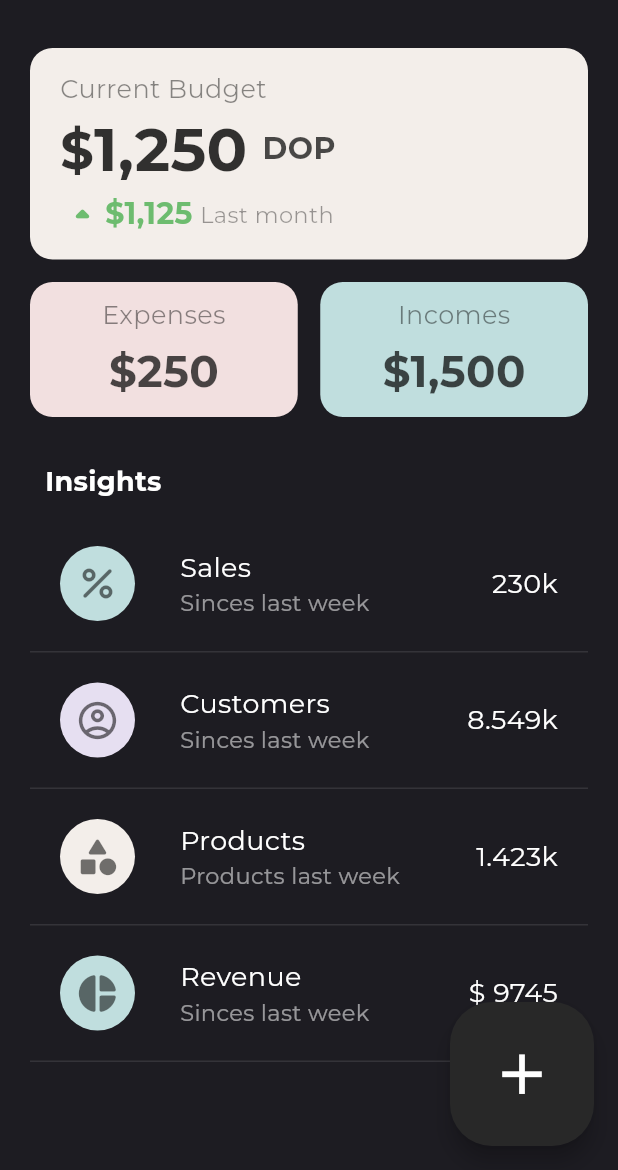
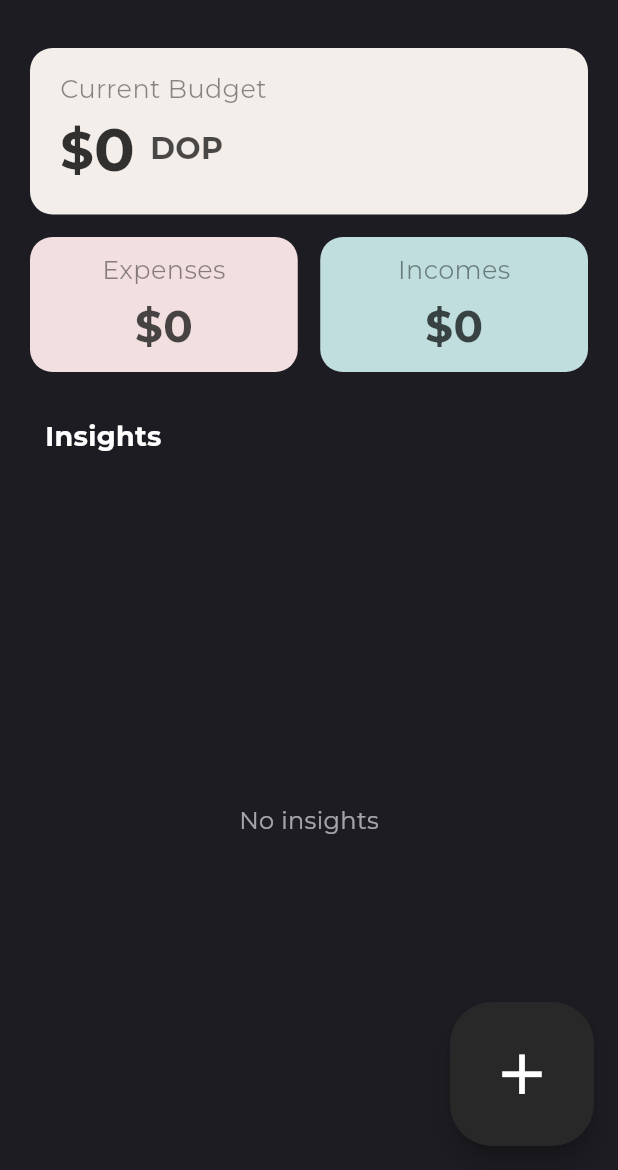
Before and after one commit to Justinthxd/essential, a Flutter app: the screen it shows after launch, on a phone screen of 412 x 824 dp, the part 66-1236 px from its top. Run offline on Flutter 3.47's test engine with Material 2 defaults, Android fonts, the light colour scheme and no system bars; our stand-ins replace flutter_form_builder, go_router; project files that could hold a hidden picture were left out.

Commit message:
before bloc

```diff
--- a/lib/core/utils/keys.dart
+++ b/lib/core/utils/keys.dart
@@ -11,6 +11,7 @@ class CurrencyKeys {
 class InsightsOptionsKeys {
   static const String expenses = 'expenses';
   static const String incomes = 'incomes';
+  static const String savings = 'savings';
 }
 
 class InsightsFormKeys {
--- a/lib/design/pages/home.dart
+++ b/lib/design/pages/home.dart
@@ -1,12 +1,10 @@
 import 'package:essential/core/utils/constants.dart';
-import 'package:essential/design/widgets/add_dialog.dart';
+import 'package:essential/core/utils/keys.dart';
 import 'package:essential/design/widgets/current_budget.dart';
 import 'package:essential/design/widgets/expenses_widget.dart';
 import 'package:essential/design/widgets/incomes_widget.dart';
 import 'package:flutter/material.dart';
-import 'package:go_router/go_router.dart';
-
-import '../widgets/folder_item.dart';
+import 'package:flutter_form_builder/flutter_form_builder.dart';
 
 class Home extends StatefulWidget {
   const Home({super.key});
@@ -16,6 +14,11 @@ class Home extends StatefulWidget {
 }
 
 class _HomeState extends State<Home> {
+  PageController pageController = PageController(initialPage: 0);
+  final _formKey = GlobalKey<FormBuilderState>();
+
+  String currentValue = InsightsOptionsKeys.incomes;
+
   @override
   Widget build(BuildContext context) {
     final size = MediaQuery.of(context).size;
@@ -34,7 +37,7 @@ class _HomeState extends State<Home> {
         actions: [
           IconButton(
             onPressed: () {
-              context.pushNamed('/charts');
+              // context.pushNamed('/charts');
             },
             icon: const Icon(
               Icons.bar_chart_rounded,
@@ -52,7 +55,10 @@ class _HomeState extends State<Home> {
       ),
       body: SizedBox(
         height: size.height,
-        child: Column(
+        child: PageView(
+          controller: pageController,
+          children: [
+            Column(
               children: [
                 const SizedBox(height: 20),
                 const CurrentBudget(),
@@ -81,37 +87,51 @@ class _HomeState extends State<Home> {
                   ),
                 ),
                 const SizedBox(height: 10),
-            Expanded(
-              child: ListView(
-                children: const [
-                  FolderItem(
-                    icon: Icons.percent_rounded,
-                    name: 'Sales',
-                    description: 'Sinces last week',
-                    money: '230k',
-                    colorContainer: greenColor,
+                const Expanded(
+                  child: Center(
+                    child: Text(
+                      'No insights',
+                      style: TextStyle(
+                        color: Colors.white60,
+                        fontSize: 16,
                       ),
-                  FolderItem(
-                    icon: Icons.account_circle_outlined,
-                    name: 'Customers',
-                    description: 'Sinces last week',
-                    money: '8.549k',
-                    colorContainer: purpleColor,
                     ),
-                  FolderItem(
-                    icon: Icons.category_rounded,
-                    name: 'Products',
-                    description: 'Products last week',
-                    money: '1.423k',
-                    colorContainer: cakeColor,
                   ),
-                  FolderItem(
-                    icon: Icons.pie_chart_rounded,
-                    name: 'Revenue',
-                    description: 'Sinces last week',
-                    money: '\$ 9745',
-                    colorContainer: greenColor,
                 ),
+              ],
+            ),
+            Container(
+              padding: const EdgeInsets.all(17),
+              child: Column(
+                mainAxisSize: MainAxisSize.min,
+                children: [
+                  Container(
+                    height: 60,
+                    padding: const EdgeInsets.all(5),
+                    decoration: BoxDecoration(
+                      color: Colors.white.withOpacity(0.03),
+                      borderRadius: BorderRadius.circular(10),
+                    ),
+                    child: Row(
+                      children: [
+                        _savingsOption(),
+                        const SizedBox(width: 5),
+                        _option(
+                          'Expenses',
+                          const Color.fromARGB(255, 233, 176, 172),
+                          InsightsOptionsKeys.expenses,
+                        ),
+                        const SizedBox(width: 5),
+                        _option(
+                          'Incomes',
+                          const Color.fromARGB(255, 180, 224, 182),
+                          InsightsOptionsKeys.incomes,
+                        ),
+                      ],
+                    ),
+                  ),
+                  const SizedBox(height: 15),
+                  _insightsForm(),
                 ],
               ),
             ),
@@ -120,7 +140,14 @@ class _HomeState extends State<Home> {
       ),
       floatingActionButton: FloatingActionButton.large(
         backgroundColor: const Color.fromARGB(255, 40, 40, 40),
-        onPressed: () => showAddDialog(context),
+        onPressed: () {
+          pageController.animateToPage(
+            1,
+            duration: const Duration(milliseconds: 500),
+            curve: Curves.ease,
+          );
+          _formKey.currentState?.saveAndValidate();
+        },
         child: const Icon(
           Icons.add,
           size: 45,
@@ -129,4 +156,140 @@ class _HomeState extends State<Home> {
       ),
     );
   }
+
+  _savingsOption() {
+    bool isActive = false;
+    Color color = const Color.fromARGB(255, 233, 226, 172);
+
+    if (currentValue == InsightsOptionsKeys.savings) {
+      isActive = true;
     }
+
+    return GestureDetector(
+      onTap: () {
+        currentValue = InsightsOptionsKeys.savings;
+        setState(() {});
+      },
+      child: AnimatedContainer(
+        duration: const Duration(milliseconds: 300),
+        alignment: Alignment.center,
+        padding: const EdgeInsets.symmetric(horizontal: 20),
+        decoration: BoxDecoration(
+          color: isActive ? color : Colors.transparent,
+          borderRadius: BorderRadius.circular(10),
+        ),
+        child: Icon(
+          Icons.savings,
+          color: isActive ? Colors.black.withOpacity(0.8) : color,
+        ),
+      ),
+    );
+  }
+
+  _option(String title, Color color, String key) {
+    bool isActive = false;
+
+    if (currentValue == key) {
+      isActive = true;
+    }
+
+    return Expanded(
+      child: GestureDetector(
+        onTap: () {
+          currentValue = key;
+          setState(() {});
+        },
+        child: AnimatedContainer(
+          duration: const Duration(milliseconds: 300),
+          alignment: Alignment.center,
+          padding: const EdgeInsets.symmetric(horizontal: 5),
+          decoration: BoxDecoration(
+            color: isActive ? color : Colors.transparent,
+            borderRadius: BorderRadius.circular(10),
+          ),
+          child: FittedBox(
+            fit: BoxFit.fitWidth,
+            child: Text(
+              title,
+              style: TextStyle(
+                fontSize: 17,
+                color: isActive ? Colors.black : color,
+              ),
+            ),
+          ),
+        ),
+      ),
+    );
+  }
+
+  _insightsForm() {
+    return FormBuilder(
+      key: _formKey,
+      child: Column(
+        children: [
+          Container(
+            padding: const EdgeInsets.symmetric(horizontal: 15, vertical: 5),
+            decoration: BoxDecoration(
+              color: Colors.white.withOpacity(0.03),
+              borderRadius: BorderRadius.circular(10),
+            ),
+            child: FormBuilderTextField(
+              name: InsightsFormKeys.amount,
+              keyboardType: TextInputType.number,
+              style: const TextStyle(
+                color: Colors.white,
+                fontSize: 18,
+              ),
+              decoration: const InputDecoration(
+                hintText: 'Amount',
+                hintStyle: TextStyle(
+                  color: Colors.white60,
+                ),
+                errorStyle: TextStyle(
+                  color: Colors.red,
+                ),
+                border: InputBorder.none,
+              ),
+              onTapOutside: (event) {},
+              autovalidateMode: AutovalidateMode.onUserInteraction,
+              validator: (value) {
+                if (value == null || value.isEmpty) {
+                  return 'Please enter amount';
+                }
+                return null;
+              },
+            ),
+          ),
+          const SizedBox(height: 15),
+          Container(
+            padding: const EdgeInsets.symmetric(horizontal: 15, vertical: 5),
+            decoration: BoxDecoration(
+              color: Colors.white.withOpacity(0.03),
+              borderRadius: BorderRadius.circular(10),
+            ),
+            child: FormBuilderTextField(
+              name: InsightsFormKeys.description,
+              textCapitalization: TextCapitalization.sentences,
+              style: const TextStyle(
+                color: Colors.white,
+                fontSize: 18,
+              ),
+              maxLines: 5,
+              decoration: const InputDecoration(
+                hintText: 'Description',
+                hintStyle: TextStyle(
+                  color: Colors.white60,
+                ),
+                errorStyle: TextStyle(
+                  color: Colors.red,
+                ),
+                border: InputBorder.none,
+              ),
+              onTapOutside: (event) {},
+            ),
+          ),
+        ],
+      ),
+    );
+  }
+}
--- a/lib/design/widgets/current_budget.dart
+++ b/lib/design/widgets/current_budget.dart
@@ -38,7 +38,7 @@ class CurrentBudget extends StatelessWidget {
                 ),
               ),
               Text(
-                '1,250',
+                '0',
                 style: TextStyle(
                   fontSize: 40,
                   color: Colors.black.withOpacity(0.8),
@@ -56,31 +56,31 @@ class CurrentBudget extends StatelessWidget {
               ),
             ],
           ),
-          Row(
-            children: [
-              Icon(
-                Icons.arrow_drop_up_rounded,
-                size: 30,
-                color: Colors.green.withOpacity(0.8),
-              ),
-              Text(
-                '\$1,125',
-                style: TextStyle(
-                  fontSize: 20,
-                  color: Colors.green.withOpacity(0.8),
-                  fontWeight: FontWeight.w800,
-                ),
-              ),
-              const SizedBox(width: 5),
-              const Text(
-                'Last month',
-                style: TextStyle(
-                  fontSize: 15,
-                  color: Colors.black38,
-                ),
-              ),
-            ],
-          ),
+          // Row(
+          //   children: [
+          //     Icon(
+          //       Icons.arrow_drop_up_rounded,
+          //       size: 30,
+          //       color: Colors.green.withOpacity(0.8),
+          //     ),
+          //     Text(
+          //       '\$1,125',
+          //       style: TextStyle(
+          //         fontSize: 20,
+          //         color: Colors.green.withOpacity(0.8),
+          //         fontWeight: FontWeight.w800,
+          //       ),
+          //     ),
+          //     const SizedBox(width: 5),
+          //     const Text(
+          //       'Last month',
+          //       style: TextStyle(
+          //         fontSize: 15,
+          //         color: Colors.black38,
+          //       ),
+          //     ),
+          //   ],
+          // ),
         ],
       ),
     );
--- a/lib/design/widgets/expenses_widget.dart
+++ b/lib/design/widgets/expenses_widget.dart
@@ -30,7 +30,7 @@ class ExpensesWidget extends StatelessWidget {
             FittedBox(
               fit: BoxFit.scaleDown,
               child: Text(
-                '\$250',
+                '\$0',
                 style: TextStyle(
                   fontSize: 29,
                   color: Colors.black.withOpacity(0.7),
--- a/lib/design/widgets/incomes_widget.dart
+++ b/lib/design/widgets/incomes_widget.dart
@@ -30,7 +30,7 @@ class IncomesWidget extends StatelessWidget {
             FittedBox(
               fit: BoxFit.scaleDown,
               child: Text(
-                '\$1,500',
+                '\$0',
                 style: TextStyle(
                   fontSize: 29,
                   color: Colors.black.withOpacity(0.7),
```
Also changed, not shown: lib/design/widgets/add_dialog.dart (deleted, +0 -176 lines), assets/images/logo.png (added). Lines whose indentation alone changed are shown as unchanged.
